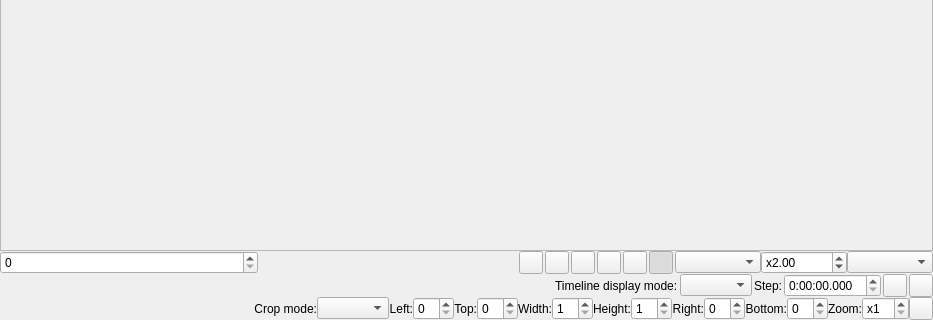
The window that src/preview/previewdialog.ui (YomikoR/VapourSynth-Editor) describes before a commit, drawn with Qt 5; both pictures show x 0 to 933 and y 332 to 652 of the 933 by 652 pixel window.
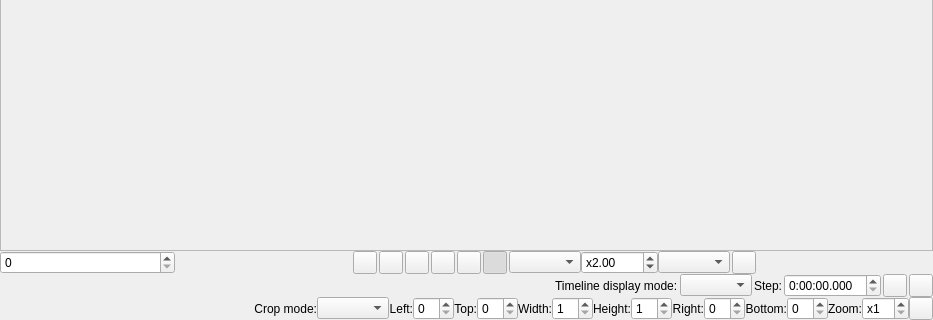
The same window after the commit. Custom widgets are drawn as their Qt base class.

Commit message: Initial work on color picker. Not working right yet.

Patch:
```diff
--- a/src/preview/previewdialog.ui
+++ b/src/preview/previewdialog.ui
@@ -189,6 +189,23 @@
         </layout>
        </widget>
       </item>
+      <item>
+       <widget class="QToolButton" name="colorPickerButton">
+        <property name="toolTip">
+         <string>Color picker</string>
+        </property>
+        <property name="text">
+         <string/>
+        </property>
+       </widget>
+      </item>
+      <item>
+       <widget class="QLabel" name="colorPickerLabel">
+        <property name="text">
+         <string/>
+        </property>
+       </widget>
+      </item>
      </layout>
     </widget>
    </item>
```
Left out of the diff: 11 changed lines with no effect on the pictures. The commit also changes 10 other files.
